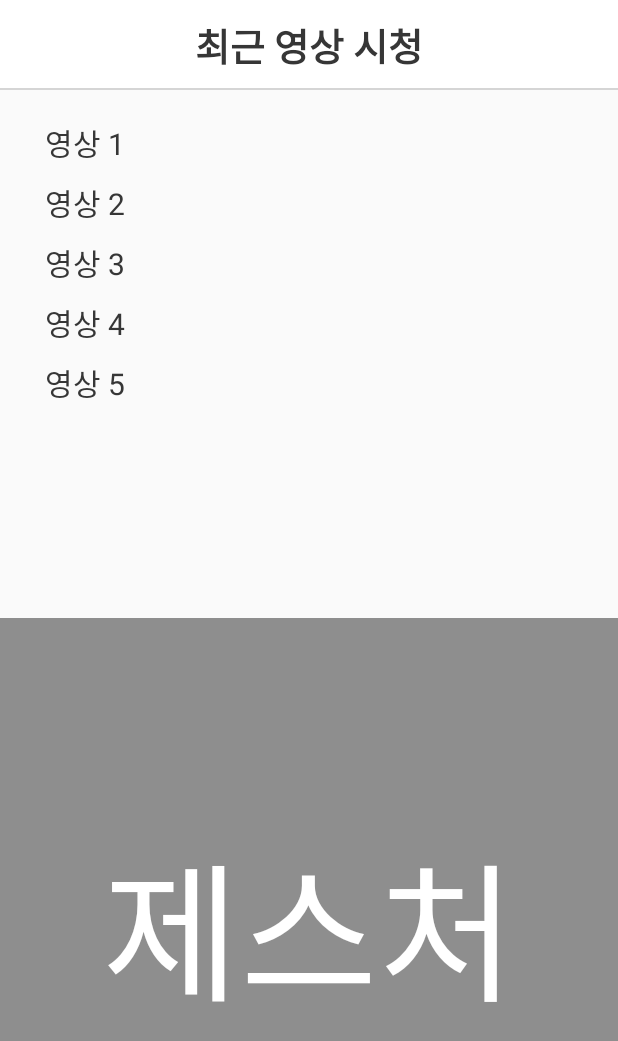
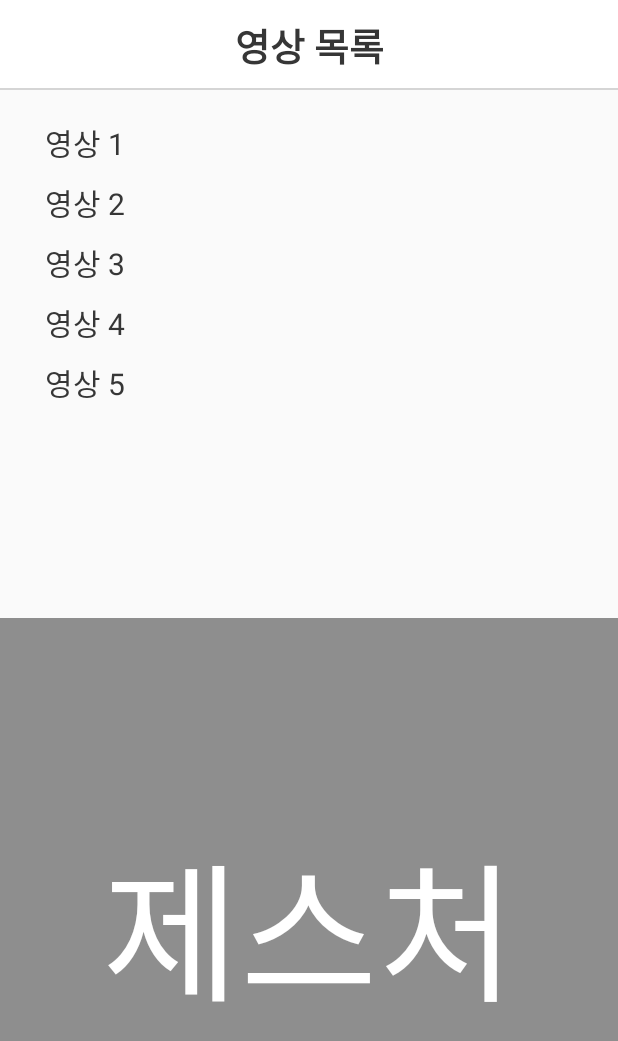
Before and after one commit to 7926619/Saenaegi, an Android app: the aRecentVideoActivity screen opened directly, with no data from a screen before it, on a phone screen of 412 x 824 dp. Shown: the top 1041 px of the screen. Run offline under Robolectric (Android 15) with nearby library versions, the phone set to English and light mode, and no system bars; 1 statement that could not run was skipped.

Commit message:
영상목록
ㅇ

```diff
--- a/app/src/main/res/layout/activity_a_recent_video.xml
+++ b/app/src/main/res/layout/activity_a_recent_video.xml
@@ -21,15 +21,15 @@
                 android:id="@+id/textView9"
                 android:layout_width="match_parent"
                 android:layout_height="match_parent"
-                android:gravity="center"
                 android:adjustViewBounds="true"
-                android:textSize="25sp"
-                android:textColor="#363636"
-                android:textStyle="bold"
-                android:contentDescription="최근 영상 시청"
+                android:contentDescription="영상 목록"
                 android:focusable="true"
                 android:focusableInTouchMode="true"
-                android:text="최근 영상 시청" />
+                android:gravity="center"
+                android:text="영상 목록"
+                android:textColor="#363636"
+                android:textSize="25sp"
+                android:textStyle="bold" />
 
             <View
                 android:id="@+id/view"
```
Also changed, not shown: app/src/main/res/layout/activity_a_watch_video_menu.xml (+7 -7 lines).
